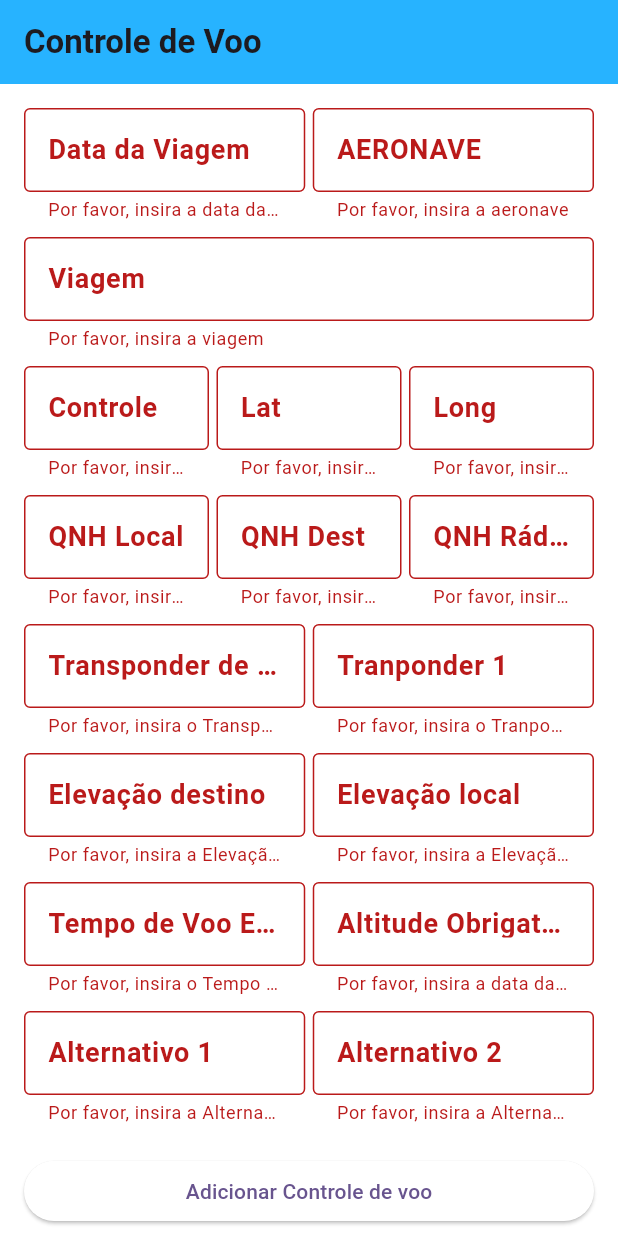
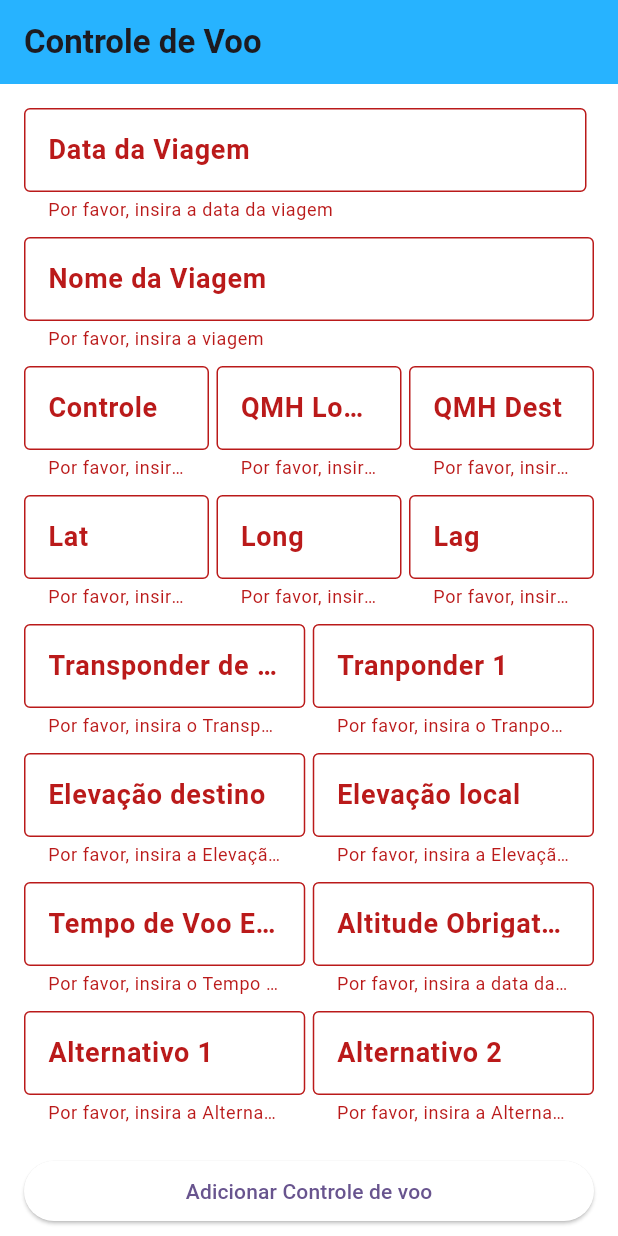
Before and after one commit to HermesLeonardo/AppAviao, a Flutter app: the tela_cadastro_controle_voo screen opened directly, after a tap on "Adicionar Controle de voo", on a phone screen of 412 x 824 dp. Run offline on Flutter 3.47's test engine with Material 3 defaults, Android fonts, the phone set to English and light mode, and no system bars; our stand-ins replace sqflite, sqflite_common_ffi; accounts and stored records are empty.

Commit message:
Criando Entity e DTO para controle de Voo part 2

```diff
--- a/lib/DTOS/controleVooDTO/controleVoo_dto.dart
+++ b/lib/DTOS/controleVooDTO/controleVoo_dto.dart
@@ -5,6 +5,7 @@ part 'controleVoo_validate.dart';
 class controleVoo_dto with controleVoo_validate {
   int? idcontroleVoo;
   String dataViagem;
+  String nomeViagem;
   String controle;
   String lat;
   String lag;
@@ -12,7 +13,7 @@ class controleVoo_dto with controleVoo_validate {
   String qmh_local;
   String qmh_destino;
   String radio;
-  String transpoinder_1;
+  String transponder_1;
   String transponder_emergencia;
   String elevacao_local;
   String elevacao_destino;
@@ -24,6 +25,7 @@ class controleVoo_dto with controleVoo_validate {
   controleVoo_dto({
     this.idcontroleVoo,
     this.dataViagem = '',
+    this.nomeViagem = '',
     this.controle = '',
     this.lat = '',
     this.lag = '',
@@ -37,7 +39,7 @@ class controleVoo_dto with controleVoo_validate {
     this.elevacao_local = '',
     this.elevacao_destino = '',
     this.tempo_voo_estimado = '',
-    this.transpoinder_1 = '',
+    this.transponder_1 = '',
     this.transponder_emergencia = '',
   });
 
@@ -45,6 +47,7 @@ class controleVoo_dto with controleVoo_validate {
     return controleVooEntity(
       idcontroleVoo: idcontroleVoo ?? 0,
       dataViagem: dataViagem,
+      nomeViagem: nomeViagem,
       controle: controle,
       lat: lat,
       lag: lag,
@@ -52,7 +55,7 @@ class controleVoo_dto with controleVoo_validate {
       qmh_local: qmh_local,
       qmh_destino: qmh_destino,
       radio: radio,
-      transpoinder_1: transpoinder_1,
+      transponder_1: transponder_1,
       transponder_emergencia: transponder_emergencia,
       elevacao_local: elevacao_local,
       elevacao_destino: elevacao_destino,
@@ -67,6 +70,7 @@ class controleVoo_dto with controleVoo_validate {
     return controleVoo_dto(
       idcontroleVoo: json['idcontroleVoo'] ?? 0,
       dataViagem: json['dataviagem'] ?? '',
+      nomeViagem: json['nomeViagem'] ?? '',
       controle: json['controle'] ?? '',
       lat: json['lat'] ?? '',
       lag: json['lag'] ?? '',
@@ -74,7 +78,7 @@ class controleVoo_dto with controleVoo_validate {
       qmh_local: json['qmh_local'] ?? '',
       qmh_destino: json['qmh_destino'] ?? '',
       radio: json['radio'] ?? '',
-      transpoinder_1: json['transpoinder_1'] ?? '',
+      transponder_1: json['transpoinder_1'] ?? '',
       transponder_emergencia: json['transponder_emergencia'] ?? '',
       elevacao_local: json['elevacao_local'] ?? '',
       elevacao_destino: json['elevacao_destino'] ?? '',
@@ -89,6 +93,7 @@ class controleVoo_dto with controleVoo_validate {
     return {
       'idcontroleVoo': idcontroleVoo,
       'dataViagem': dataViagem,
+      'nomeViagem': nomeViagem,
       'controle': controle,
       'lat': lat,
       'lag': lag,
@@ -96,7 +101,7 @@ class controleVoo_dto with controleVoo_validate {
       'qmh_local': qmh_local,
       'qmh_destino': qmh_destino,
       'radio': radio,
-      'transpoinder_1': transpoinder_1,
+      'transponder_1': transponder_1,
       'transponder_emergencia': transponder_emergencia,
       'elevacao_local': elevacao_local,
       'elevacao_destino': elevacao_destino,
@@ -109,11 +114,12 @@ class controleVoo_dto with controleVoo_validate {
 
   @override
   String toString() {
-    return 'controleVoo_dto(dataViagem: $dataViagem, contole: $controle)';
+    return 'controleVoo_dto(idcontroleVoo: $idcontroleVoo, dataViagem: $dataViagem, contole: $controle, lat: $lat, lag: $lag, long: $Long, qmh_local: $qmh_local, qmh_destino: $qmh_destino, radio: $radio, transponder_1: $transponder_1, trnasponder_emergencia: $transponder_emergencia, elevacao_local: $elevacao_local, elevacao_destino: $elevacao_destino, altitude_obrigatorio: $altitude_obrigatorio, tempo_voo_estimado: $tempo_voo_estimado, alternativo_1: $alternativo_1, alternativo_2: $alternativo_2)';
   }
 
   void validate() {
     dataViagemValidate(dataViagem);
+    nomeViagemValidate(nomeViagem);
     controleValidate(controle);
     latValidate(lat);
     lagValidate(lag);
@@ -121,7 +127,7 @@ class controleVoo_dto with controleVoo_validate {
     qmh_localValidate(qmh_local);
     qmh_destinoValidate(qmh_destino);
     radioValidate(radio);
-    transpoinder_1Validate(transpoinder_1);
+    transpoinder_1Validate(transponder_1);
     transponder_emergenciaValidate(transponder_emergencia);
     elevacao_localValidate(elevacao_local);
     elevacao_destinoValidate(elevacao_destino);
--- a/lib/entitites/controleVoo_entity.dart
+++ b/lib/entitites/controleVoo_entity.dart
@@ -1,6 +1,7 @@
 class controleVooEntity {
   final int idcontroleVoo;
   final String dataViagem;
+  final String nomeViagem;
   final String controle;
   final String lat;
   final String lag;
@@ -8,7 +9,7 @@ class controleVooEntity {
   final String qmh_local;
   final String qmh_destino;
   final String radio;
-  final String transpoinder_1;
+  final String transponder_1;
   final String transponder_emergencia;
   final String elevacao_local;
   final String elevacao_destino;
@@ -20,6 +21,7 @@ class controleVooEntity {
   controleVooEntity({
     required this.idcontroleVoo,
     required this.dataViagem,
+    required this.nomeViagem,
     required this.controle,
     required this.lat,
     required this.lag,
@@ -27,7 +29,7 @@ class controleVooEntity {
     required this.qmh_local,
     required this.qmh_destino,
     required this.radio,
-    required this.transpoinder_1,
+    required this.transponder_1,
     required this.transponder_emergencia,
     required this.elevacao_local,
     required this.elevacao_destino,
--- a/lib/pages/tela_cadastro_controle_voo.dart
+++ b/lib/pages/tela_cadastro_controle_voo.dart
@@ -16,57 +16,46 @@ class _tela_cadastro_controle_vooState
     extends State<tela_cadastro_controle_voo> {
   final _formKey = GlobalKey<FormState>();
   final List<Map<String, String>> _formDatas = [];
-  final Map<String, String> _formData = {
-    'Data-Viagem': '',
-    'aeronave': '',
-    'viagem': '',
-    'controle': '',
-    'lat': '',
-    'long': '',
-    'QNH local': '',
-    'QNH dest': '',
-    'radio': '',
-    'tranponder de emergencia': '',
-    'tranponder 1': '',
-    'elevaçao destino': '',
-    'elevaçao local': '',
-    'tempo voo esti': '',
-    'altitude obrigatorio': '',
-    'alternativo 1': '',
-    'alternativo 2': '',
-  };
+
   final dataViagemController = TextEditingController();
+  final nomeViagemContrelloer = TextEditingController();
+  final controleController = TextEditingController();
+  final latController = TextEditingController();
+  final lagController = TextEditingController();
+  final longController = TextEditingController();
+  final qmh_localController = TextEditingController();
+  final qmh_destinoController = TextEditingController();
+  final radioController = TextEditingController();
+  final alternativo_1Controller = TextEditingController();
+  final alternativo_2Controller = TextEditingController();
+  final altitude_obrigatorioController = TextEditingController();
+  final elevacao_localController = TextEditingController();
+  final elevacao_destinoController = TextEditingController();
+  final tempo_voo_estimadoController = TextEditingController();
+  final transponder_1Controller = TextEditingController();
+  final transponder_emergenciaController = TextEditingController();
 
-  bool _showInformation = false;
-
-  void _salvarControledeVoo() {
-    if (_formKey.currentState!.validate()) {
-      _formKey.currentState!.save();
-      setState(() {
-        _showInformation = true;
-      });
-      print(_formData);
-    }
-  }
-
-  List<ControleVooInfoWidget> controleVooInforWidgets = [];
-
-  //Verificar se for necessário criar um addControleVoo
-  /*
-  void _addControleVoo() {
-    setState(() {
-      controleVooInforWidgets.add(
-        const ControleVooInfoWidget(
-          dataviagem: _formData['Data-Viagem']!,
-        ),
-      );
-    });
-  }
-  */
+  final bool _showInformation = false;
 
   void _inserirControlevoo() {
     final controlevoo = controleVoo_dto(
-        //dataViagem: dataViagemController.text,
+      dataViagem: dataViagemController.text,
+      nomeViagem: nomeViagemContrelloer.text,
+      controle: controleController.text,
+      lat: latController.text,
+      lag: lagController.text,
+      Long: longController.text,
+      qmh_local: qmh_localController.text,
+      qmh_destino: qmh_destinoController.text,
+      radio: radioController.text,
+      alternativo_1: alternativo_1Controller.text,
+      alternativo_2: alternativo_2Controller.text,
+      altitude_obrigatorio: altitude_obrigatorioController.text,
+      elevacao_local: elevacao_localController.text,
+      elevacao_destino: elevacao_destinoController.text,
+      tempo_voo_estimado: tempo_voo_estimadoController.text,
+      transponder_1: transponder_1Controller.text,
+      transponder_emergencia: transponder_emergenciaController.text,
     );
   }
 
@@ -94,8 +83,6 @@ class _tela_cadastro_controle_vooState
                     child: custom_from_text_field_controle_voo(
                       labelText: "Data da Viagem",
                       controller: dataViagemController,
-                      onSaved: (value) =>
-                          _formData['Data-Viagem'] = value ?? '',
                       validator: (value) {
                         if (value == null || value.isEmpty) {
                           return 'Por favor, insira a data da viagem';
@@ -107,19 +94,6 @@ class _tela_cadastro_controle_vooState
                   const SizedBox(
                     width: 5,
                   ),
-                  Expanded(
-                    child: custom_from_text_field_controle_voo(
-                      labelText: "AERONAVE",
-                      onSaved: (value) =>
-                          _formData['Data-Viagem'] = value ?? '',
-                      validator: (value) {
-                        if (value == null || value.isEmpty) {
-                          return 'Por favor, insira a aeronave';
-                        }
-                        return null;
-                      },
-                    ),
-                  )
                 ],
               ),
               const SizedBox(
@@ -129,9 +103,8 @@ class _tela_cadastro_controle_vooState
                 children: <Widget>[
                   Expanded(
                     child: custom_from_text_field_controle_voo(
-                      labelText: "Viagem",
-                      onSaved: (value) =>
-                          _formData['Data-Viagem'] = value ?? '',
+                      labelText: "Nome da Viagem",
+                      controller: nomeViagemContrelloer,
                       validator: (value) {
                         if (value == null || value.isEmpty) {
                           return 'Por favor, insira a viagem';
@@ -150,8 +123,7 @@ class _tela_cadastro_controle_vooState
                   Expanded(
                     child: custom_from_text_field_controle_voo(
                       labelText: "Controle",
-                      onSaved: (value) =>
-                          _formData['Data-Viagem'] = value ?? '',
+                      controller: controleController,
                       validator: (value) {
                         if (value == null || value.isEmpty) {
                           return 'Por favor, insira o controle';
@@ -165,9 +137,42 @@ class _tela_cadastro_controle_vooState
                   ),
                   Expanded(
                     child: custom_from_text_field_controle_voo(
+                      labelText: "QMH Local",
+                      controller: qmh_localController,
+                      validator: (value) {
+                        if (value == null || value.isEmpty) {
+                          return 'Por favor, insira o QNH Local';
+                        }
+                        return null;
+                      },
+                    ),
+                  ),
+                  const SizedBox(
+                    width: 5,
+                  ),
+                  Expanded(
+                    child: custom_from_text_field_controle_voo(
+                      labelText: "QMH Dest",
+                      controller: qmh_destinoController,
+                      validator: (value) {
+                        if (value == null || value.isEmpty) {
+                          return 'Por favor, insira o QNH Dest';
+                        }
+                        return null;
+                      },
+                    ),
+                  ),
+                ],
+              ),
+              const SizedBox(
+                height: 10,
+              ),
+              Row(
+                children: <Widget>[
+                  Expanded(
+                    child: custom_from_text_field_controle_voo(
                       labelText: "Lat",
-                      onSaved: (value) =>
-                          _formData['Data-Viagem'] = value ?? '',
+                      controller: latController,
                       validator: (value) {
                         if (value == null || value.isEmpty) {
                           return 'Por favor, insira o Lat';
@@ -182,31 +187,10 @@ class _tela_cadastro_controle_vooState
                   Expanded(
                     child: custom_from_text_field_controle_voo(
                       labelText: "Long",
-                      onSaved: (value) =>
-                          _formData['Data-Viagem'] = value ?? '',
+                      controller: longController,
                       validator: (value) {
                         if (value == null || value.isEmpty) {
                           return 'Por favor, insira o Long';
-                        }
-                        return null;
-                      },
-                    ),
-                  ),
-                ],
-              ),
-              const SizedBox(
-                height: 10,
-              ),
-              Row(
-                children: <Widget>[
-                  Expanded(
-                    child: custom_from_text_field_controle_voo(
-                      labelText: "QNH Local",
-                      onSaved: (value) =>
-                          _formData['Data-Viagem'] = value ?? '',
-                      validator: (value) {
-                        if (value == null || value.isEmpty) {
-                          return 'Por favor, insira o QNH Local';
                         }
                         return null;
                       },
@@ -217,28 +201,11 @@ class _tela_cadastro_controle_vooState
                   ),
                   Expanded(
                     child: custom_from_text_field_controle_voo(
-                      labelText: "QNH Dest",
-                      onSaved: (value) =>
-                          _formData['Data-Viagem'] = value ?? '',
+                      labelText: "Lag",
+                      controller: lagController,
                       validator: (value) {
                         if (value == null || value.isEmpty) {
-                          return 'Por favor, insira o QNH Dest';
-                        }
-                        return null;
-                      },
-                    ),
-                  ),
-                  const SizedBox(
-                    width: 5,
-                  ),
-                  Expanded(
-                    child: custom_from_text_field_controle_voo(
-                      labelText: "QNH Rádio",
-                      onSaved: (value) =>
-                          _formData['Data-Viagem'] = value ?? '',
-                      validator: (value) {
-                        if (value == null || value.isEmpty) {
-                          return 'Por favor, insira o WNH Rádio';
+                          return 'Por favor, insira o Lag';
                         }
                         return null;
                       },
@@ -254,8 +221,7 @@ class _tela_cadastro_controle_vooState
                   Expanded(
                     child: custom_from_text_field_controle_voo(
                       labelText: "Transponder de Emergência",
-                      onSaved: (value) =>
-                          _formData['Data-Viagem'] = value ?? '',
+                      controller: transponder_emergenciaController,
                       validator: (value) {
                         if (value == null || value.isEmpty) {
                           return 'Por favor, insira o Transponder de Emergência';
@@ -270,8 +236,7 @@ class _tela_cadastro_controle_vooState
                   Expanded(
                     child: custom_from_text_field_controle_voo(
                       labelText: "Tranponder 1",
-                      onSaved: (value) =>
-                          _formData['Data-Viagem'] = value ?? '',
+                      controller: transponder_1Controller,
                       validator: (value) {
                         if (value == null || value.isEmpty) {
                           return 'Por favor, insira o Tranponder 1';
@@ -290,8 +255,7 @@ class _tela_cadastro_controle_vooState
                   Expanded(
                     child: custom_from_text_field_controle_voo(
                       labelText: "Elevação destino",
-                      onSaved: (value) =>
-                          _formData['Data-Viagem'] = value ?? '',
+                      controller: elevacao_destinoController,
                       validator: (value) {
                         if (value == null || value.isEmpty) {
                           return 'Por favor, insira a Elevação destino';
@@ -306,8 +270,7 @@ class _tela_cadastro_controle_vooState
                   Expanded(
                     child: custom_from_text_field_controle_voo(
                       labelText: "Elevação local",
-                      onSaved: (value) =>
-                          _formData['Data-Viagem'] = value ?? '',
+                      controller: elevacao_localController,
                       validator: (value) {
                         if (value == null || value.isEmpty) {
                           return 'Por favor, insira a Elevação local';
@@ -326,8 +289,7 @@ class _tela_cadastro_controle_vooState
                   Expanded(
                     child: custom_from_text_field_controle_voo(
                       labelText: "Tempo de Voo Esti",
-                      onSaved: (value) =>
-                          _formData['Data-Viagem'] = value ?? '',
+                      controller: tempo_voo_estimadoController,
                       validator: (value) {
                         if (value == null || value.isEmpty) {
                           return 'Por favor, insira o Tempo de Voo Esti';
@@ -342,8 +304,7 @@ class _tela_cadastro_controle_vooState
                   Expanded(
                     child: custom_from_text_field_controle_voo(
                       labelText: "Altitude Obrigatoria",
-                      onSaved: (value) =>
-                          _formData['Data-Viagem'] = value ?? '',
+                      controller: altitude_obrigatorioController,
                       validator: (value) {
                         if (value == null || value.isEmpty) {
                           return 'Por favor, insira a data da viagem';
@@ -362,8 +323,7 @@ class _tela_cadastro_controle_vooState
                   Expanded(
                     child: custom_from_text_field_controle_voo(
                       labelText: "Alternativo 1",
-                      onSaved: (value) =>
-                          _formData['Data-Viagem'] = value ?? '',
+                      controller: alternativo_1Controller,
                       validator: (value) {
                         if (value == null || value.isEmpty) {
                           return 'Por favor, insira a Alternativo 1';
@@ -378,8 +338,7 @@ class _tela_cadastro_controle_vooState
                   Expanded(
                     child: custom_from_text_field_controle_voo(
                       labelText: "Alternativo 2",
-                      onSaved: (value) =>
-                          _formData['Data-Viagem'] = value ?? '',
+                      controller: alternativo_2Controller,
                       validator: (value) {
                         if (value == null || value.isEmpty) {
                           return 'Por favor, insira a Alternativo 2';
@@ -399,13 +358,14 @@ class _tela_cadastro_controle_vooState
                         Color.fromARGB(255, 255, 255, 255))),
                 onPressed: () {
                   if (_formKey.currentState!.validate()) {
+                    _inserirControlevoo();
                     showDialog<void>(
                       context: context,
                       builder: (BuildContext context) {
                         return AlertDialog(
                           title: const Text('Controle de Voo'),
-                          content:
-                              const Text('Controle de Voo Salvo com sucesso!!'),
+                          content: const Text(
+                              'Controle de Voo Salvo com sucesso!!!'),
                           actions: <Widget>[
                             TextButton(
                               style: TextButton.styleFrom(
@@ -414,8 +374,9 @@ class _tela_cadastro_controle_vooState
                               ),
                               child: const Text('Confirmar'),
                               onPressed: () {
-                                  Navigator.of(context).pop;
-                                }),
+                                Navigator.of(context).pop();
+                              },
+                            ),
                           ],
                         );
                       },
@@ -444,3 +405,51 @@ class _tela_cadastro_controle_vooState
         ));
   }
 }
+
+
+
+//Verificar a necessidade
+/*
+  void _salvarControledeVoo() {
+   if (_formKey.currentState!.validate()) {
+      _formKey.currentState!.save();
+     setState(() {
+       _showInformation = true;
+     });
+       print(_formData);
+     }
+  }
+
+ final Map<String, String> _formData = {
+    'Data-Viagem': '',
+    'aeronave': '',
+    'viagem': '',
+    'controle': '',
+    'lat': '',
+    'long': '',
+    'QNH local': '',
+    'QNH dest': '',
+    'radio': '',
+    'tranponder de emergencia': '',
+    'tranponder 1': '',
+    'elevaçao destino': '',
+    'elevaçao local': '',
+    'tempo voo esti': '',
+    'altitude obrigatorio': '',
+    'alternativo 1': '',
+    'alternativo 2': '',
+  };
+  List<ControleVooInfoWidget> controleVooInforWidgets = [];
+
+  //Verificar se for necessário criar um addControleVoo
+
+  void _addControleVoo() {
+    setState(() {
+      controleVooInforWidgets.add(
+        const ControleVooInfoWidget(
+          dataviagem: _formData['Data-Viagem']!,
+        ),
+      );
+    });
+  }
+  */
```
Also changed, not shown: lib/DTOS/controleVooDTO/controleVoo_validate.dart (+8 -1 lines), lib/classes_dao/controleVoo_dao.dart (added, +59 -0 lines), lib/conexao/conexao.dart (+5 -2 lines). Lines whose indentation alone changed are shown as unchanged.
